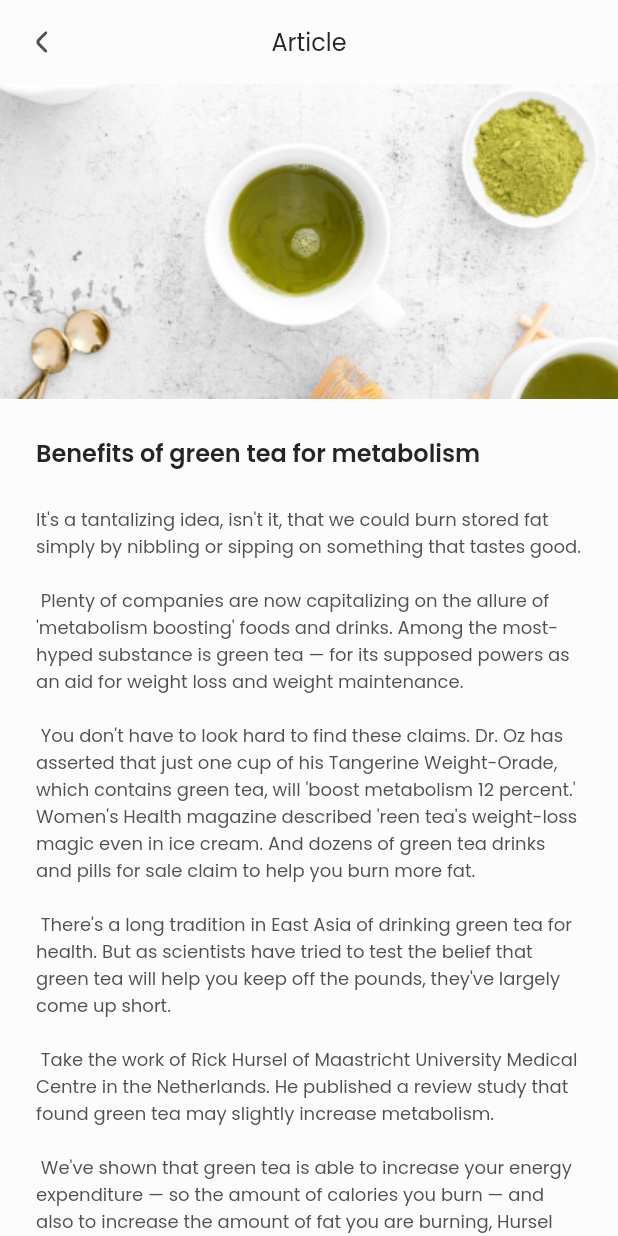
After one commit to Capstone-Project-Kelompok-6/Flutter, a Flutter app: the ExploreScreen screen opened directly, after a tap on "Benefits of green tea for metabolism", on a phone screen of 412 x 824 dp. The commit adds this screen. Run offline on Flutter 3.47's test engine with Material 2 defaults, Android fonts, the phone set to English and light mode, and no system bars; our stand-ins replace carousel_slider, flutter_svg, google_fonts, pin_code_fields.

Commit message:
Add article detail page at explore page

```diff
--- /dev/null
+++ b/flutter_capstone_6/lib/screen/main/explore/article_detail_screen.dart
@@ -0,0 +1,152 @@
+import 'package:flutter/material.dart';
+import 'package:flutter_capstone_6/component/colors.dart';
+import 'package:flutter_svg/flutter_svg.dart';
+
+class ArticleDetailScreen extends StatefulWidget {
+  const ArticleDetailScreen({Key? key}) : super(key: key);
+
+  @override
+  State<ArticleDetailScreen> createState() => _ArticleDetailScreenState();
+}
+
+class _ArticleDetailScreenState extends State<ArticleDetailScreen> {
+  @override
+  Widget build(BuildContext context) {
+    return Scaffold(
+      backgroundColor: whiteBg,
+      appBar: AppBar(
+        title: const Text(
+          'Article',
+          style: TextStyle(
+            fontSize: 16,
+            fontWeight: FontWeight.w400,
+            color: n100,
+          ),
+        ),
+        centerTitle: true,
+        backgroundColor: whiteBg,
+        elevation: 0,
+        leading: GestureDetector(
+          onTap: () {},
+          child: Row(
+            mainAxisAlignment: MainAxisAlignment.center,
+            children: [
+              SvgPicture.asset(
+                'assets/icons/arrow_back.svg',
+              ),
+            ],
+          ),
+        ),
+      ),
+      body: SingleChildScrollView(
+        child: Column(
+          crossAxisAlignment: CrossAxisAlignment.start,
+          children: [
+            SizedBox(
+              width: double.infinity,
+              child: Image.asset(
+                'assets/explore/img15.png',
+                fit: BoxFit.cover,
+              ),
+            ),
+            Container(
+              margin: const EdgeInsets.only(top: 24, left: 24, right: 24),
+              child: Column(
+                crossAxisAlignment: CrossAxisAlignment.start,
+                children: [
+                  const Text(
+                    "Benefits of green tea for metabolism",
+                    style: TextStyle(
+                      fontSize: 16,
+                      fontWeight: FontWeight.w600,
+                      color: n100,
+                    ),
+                  ),
+                  const SizedBox(height: 24),
+                  const Text(
+                    "It's a tantalizing idea, isn't it, that we could burn stored fat simply by nibbling or sipping on something that tastes good.\n\n Plenty of companies are now capitalizing on the allure of 'metabolism boosting' foods and drinks. Among the most-hyped substance is green tea — for its supposed powers as an aid for weight loss and weight maintenance.\n\n You don't have to look hard to find these claims. Dr. Oz has asserted that just one cup of his Tangerine Weight-Orade, which contains green tea, will 'boost metabolism 12 percent.' Women's Health magazine described 'reen tea's weight-loss magic even in ice cream. And dozens of green tea drinks and pills for sale claim to help you burn more fat.\n\n There's a long tradition in East Asia of drinking green tea for health. But as scientists have tried to test the belief that green tea will help you keep off the pounds, they've largely come up short.\n\n Take the work of Rick Hursel of Maastricht University Medical Centre in the Netherlands. He published a review study that found green tea may slightly increase metabolism.\n\n We've shown that green tea is able to increase your energy expenditure — so the amount of calories you burn — and also to increase the amount of fat you are burning, Hursel told NPR's Allison Aubrey in 2012.",
+                    style: TextStyle(
+                      fontSize: 12,
+                      fontWeight: FontWeight.w400,
+                      color: n80,
+                    ),
+                  ),
+                  const SizedBox(height: 16),
+                  Row(
+                    children: [
+                      const Text(
+                        "Articles",
+                        style: TextStyle(
+                          fontSize: 12,
+                          fontWeight: FontWeight.w400,
+                          color: n60,
+                        ),
+                      ),
+                      const SizedBox(width: 40),
+                      // Views
+                      Row(
+                        crossAxisAlignment: CrossAxisAlignment.start,
+                        mainAxisAlignment: MainAxisAlignment.start,
+                        children: [
+                          SvgPicture.asset('assets/icons/password_unfocus.svg',
+                              height: 18, width: 18),
+                          const SizedBox(width: 5),
+                          const Text(
+                            '1.2k views',
+                            style: TextStyle(
+                              fontSize: 12,
+                              fontWeight: FontWeight.w500,
+                              color: n60,
+                            ),
+                          )
+                        ],
+                      ),
+                    ],
+                  ),
+                  divider(),
+
+                  // Related Topic Section
+                  const Text(
+                    'Related Topic',
+                    style: TextStyle(
+                      color: n100,
+                      fontSize: 14,
+                      fontWeight: FontWeight.w600,
+                    ),
+                  ),
+                  articleCard(),
+                ],
+              ),
+            ),
+          ],
+        ),
+      ),
+    );
+  }
+
+  Widget articleCard() {
+    return Container(
+      width: double.infinity,
+      decoration: BoxDecoration(
+        border: Border.all(color: n20),
+        color: white,
+      ),
+    );
+  }
+
+  Widget divider() {
+    return Column(
+      children: const [
+        SizedBox(height: 16),
+        Divider(
+          height: 12,
+          thickness: 1,
+          indent: 0,
+          endIndent: 0,
+          color: n20,
+        ),
+        SizedBox(height: 16),
+      ],
+    );
+  }
+}
--- a/flutter_capstone_6/lib/screen/main/explore/explore_screen.dart
+++ b/flutter_capstone_6/lib/screen/main/explore/explore_screen.dart
@@ -1,5 +1,6 @@
 import 'package:flutter/material.dart';
 import 'package:flutter_capstone_6/component/colors.dart';
+import 'package:flutter_capstone_6/screen/main/explore/article_detail_screen.dart';
 import 'package:flutter_svg/flutter_svg.dart';
 
 class ExploreScreen extends StatelessWidget {
@@ -113,8 +114,19 @@ class ExploreScreen extends StatelessWidget {
                 scrollDirection: Axis.horizontal,
                 child: Row(
                   children: [
-                    popularArticlesCard('img4.png',
-                        'Benefits of green tea for metabolism', '1.52k views'),
+                    GestureDetector(
+                      onTap: () {
+                        Navigator.push(
+                            context,
+                            MaterialPageRoute(
+                                builder: (context) =>
+                                    const ArticleDetailScreen()));
+                      },
+                      child: popularArticlesCard(
+                          'img4.png',
+                          'Benefits of green tea for metabolism',
+                          '1.52k views'),
+                    ),
                     popularArticlesCard(
                         'img5.png',
                         '20-minutes Outdoor Can Make You Less Stress',
```
Also changed, not shown: flutter_capstone_6/assets/explore/img15.png (added).
